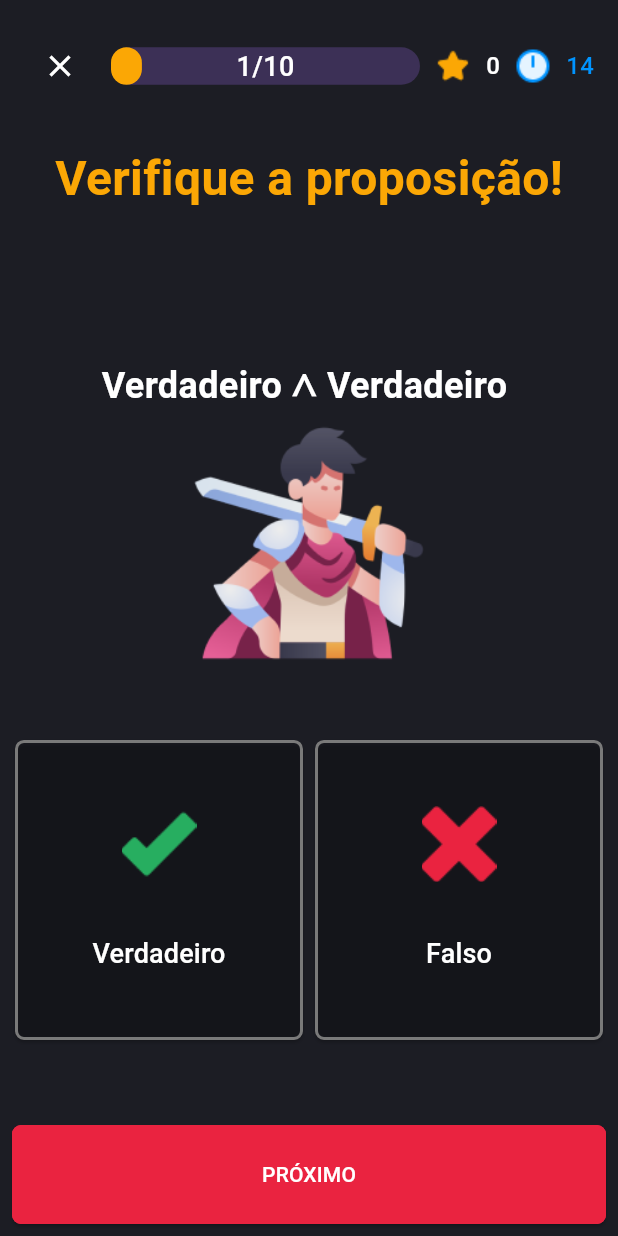
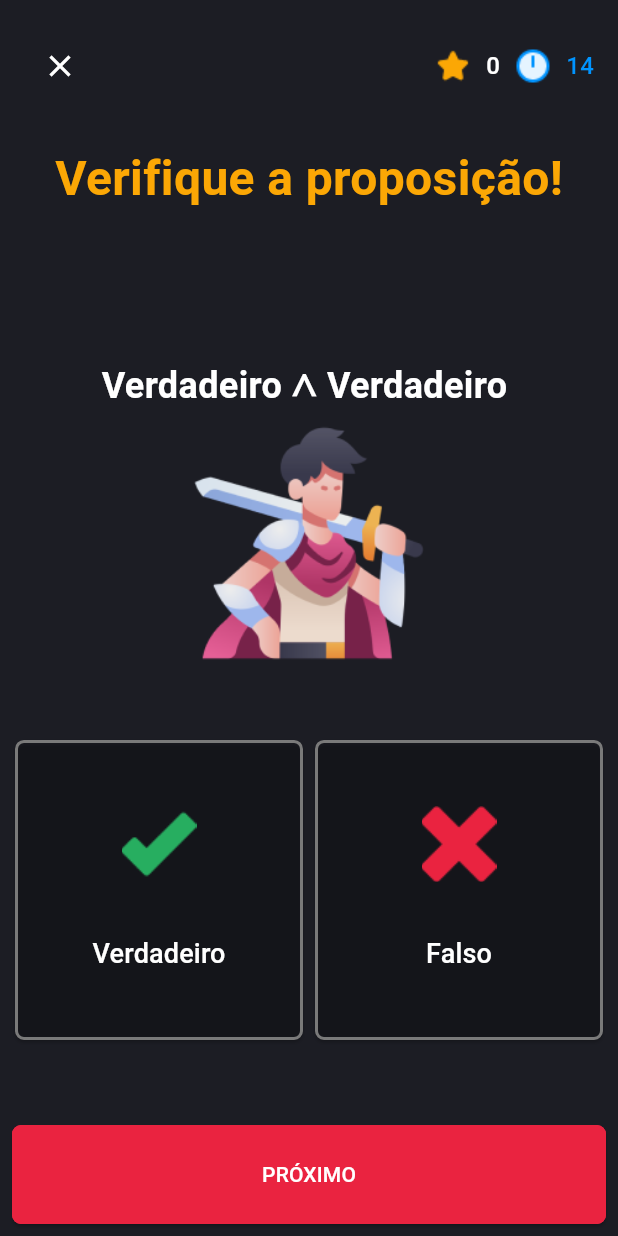
Before and after one commit to Vet0r/jogo-tabela-verdade, a Flutter app: the screen it shows after launch, after a tap on an icon or button, on a phone screen of 412 x 824 dp. Run offline on Flutter 3.47's test engine with Material 3 defaults, Android fonts, the light colour scheme and no system bars; drawn by our look-alikes of percent_indicator; our stand-ins replace firebase_core, flutter_svg, shared_preferences; accounts and stored records are empty; Roboto replaces fonts that are missing (Quicksand).

Commit message:
atualizações

```diff
--- a/jogo_logica/lib/jogo.dart
+++ b/jogo_logica/lib/jogo.dart
@@ -62,24 +62,7 @@ class _JogarState extends State<Jogar> {
                   },
                 ),
                 Expanded(
-                  child: LinearPercentIndicator(
-                    animation: true,
-                    lineHeight: 25.0,
-                    animationDuration: 2500,
-                    percent: 0.1,
-                    center: Text(
-                      "1/10",
-                      style: TextStyle(
-                        color: Colors.white,
-                        fontSize: 18,
-                        fontWeight: FontWeight.w500,
-                      ),
-                    ),
-                    linearStrokeCap: LinearStrokeCap.roundAll,
-                    progressColor: fontPrincipal,
-                    backgroundColor: embaixoBorda,
-                    barRadius: Radius.circular(14),
-                  ),
+                  child: Container()
                 ),
                 Row(
                   children: [
--- a/jogo_logica/lib/main.dart
+++ b/jogo_logica/lib/main.dart
@@ -1,3 +1,5 @@
+import 'dart:math';
+
 import 'package:firebase_core/firebase_core.dart';
 import 'package:flutter/material.dart';
 import 'package:flutter_svg/svg.dart';
@@ -125,23 +127,6 @@ class _MyHomePageState extends State<MyHomePage> {
                       "Difícil",
                       dificil,
                       5),
-                  Row(
-                    mainAxisAlignment: MainAxisAlignment.spaceEvenly,
-                    children: [
-                      IconButton(
-                        onPressed: () {},
-                        icon: const Icon(
-                          Icons.leaderboard,
-                        ),
-                      ),
-                      IconButton(
-                        onPressed: () {},
-                        icon: const Icon(
-                          Icons.settings,
-                        ),
-                      )
-                    ],
-                  )
                 ],
               ),
             ),
@@ -211,9 +196,9 @@ class _MyHomePageState extends State<MyHomePage> {
                       animation: true,
                       lineHeight: 25.0,
                       animationDuration: 1000,
-                      percent: double.parse(porcentagem.toString()) / 10,
+                      percent: (min(double.parse(porcentagem.toString()), 10) / 10),
                       center: Text(
-                        "$porcentagem/10",
+                        "${min(porcentagem, 10)}/10",
                         style: TextStyle(
                             color: Colors.white,
                             fontSize: 18,
```
